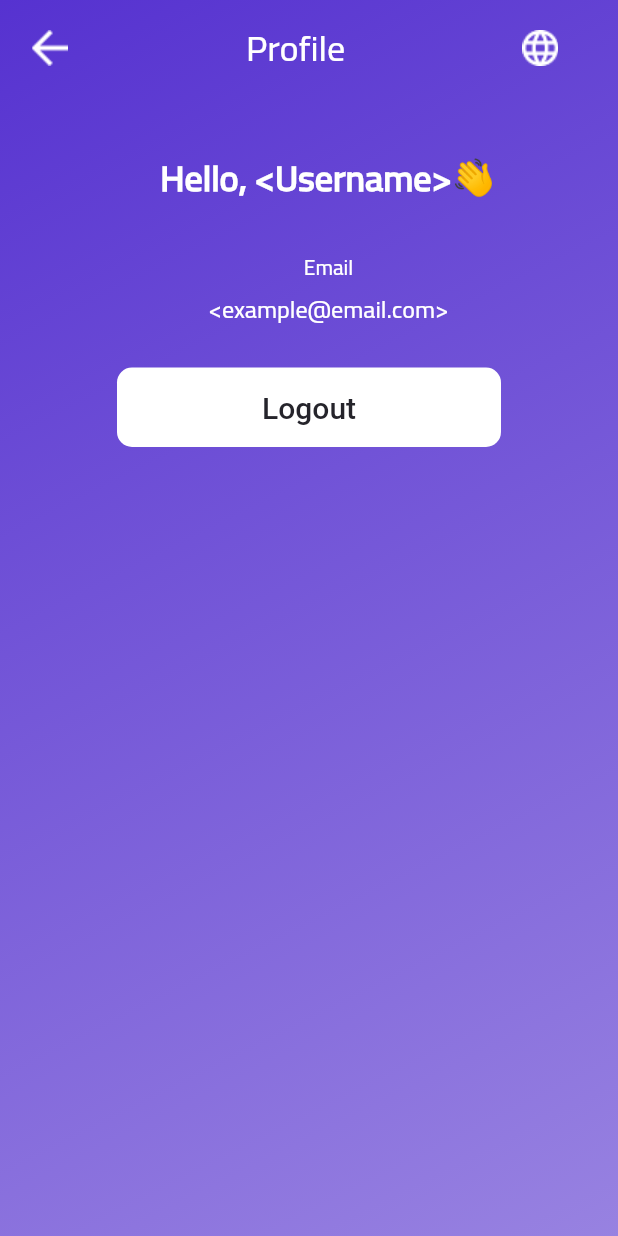
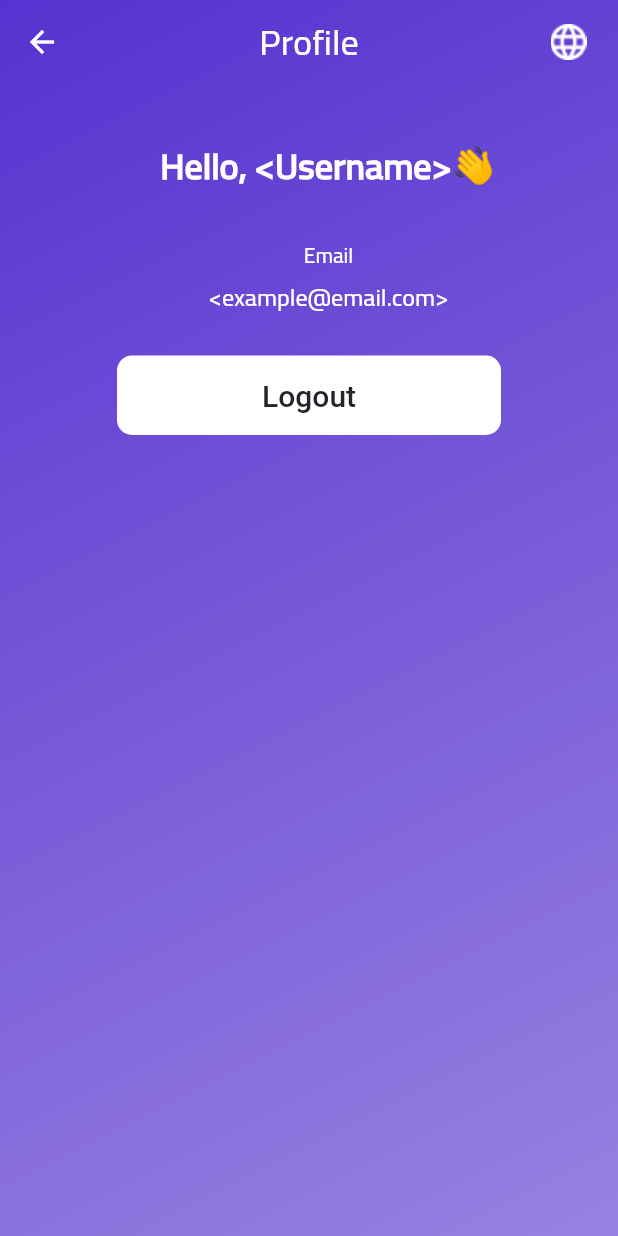
Before and after one commit to lectly/hearsome-client-user-mobile, a Flutter app: the ProfileScreen screen opened directly, on a phone screen of 412 x 824 dp. Run offline on Flutter 3.47's test engine with Material 2 defaults, Android fonts, the phone set to English and light mode, and no system bars; statements that could not run were skipped.

Commit message:
fix: app bar overflow
app bar overflowing because it's implemented as a Row widget instead of app bar widget

```diff
--- a/lib/src/widgets/app_bar_widget.dart
+++ b/lib/src/widgets/app_bar_widget.dart
@@ -1,41 +1,16 @@
 import 'package:flutter/material.dart';
-import 'package:lectly_client_user_mobile/src/widgets/dialog_button_widget.dart';
 import '../constants/colors.dart';
-import 'package:lectly_client_user_mobile/src/ui/splash/splash.dart';
 
-class Appbar extends StatefulWidget {
+class Appbar extends StatelessWidget {
   const Appbar({Key? key}) : super(key: key);
 
   @override
-  State<Appbar> createState() => _AppbarState();
-}
-
-class _AppbarState extends State<Appbar> {
-  @override
   Widget build(BuildContext context) {
-    double width = MediaQuery
-        .of(context)
-        .size
-        .width;
-    const SizedBox(height: 10.0,);
-    return Container(
-      color: AppColors.transparent,
-      height: 64,
-      width: width,
-      alignment: Alignment.center,
-
-      child: Row(
-        children: [
-          IconButton(
-            icon: Image.asset('assets/images/back.png'),
-            iconSize: 50,
-            onPressed: () {
-              Navigator.pushReplacement(context,
-                  MaterialPageRoute(builder: (context) => const SplashScreen()));
-            },
-          ),
-          const SizedBox(width: 98.0,),
-           Text(
+    return AppBar(
+      backgroundColor: AppColors.transparent,
+      elevation: 0,
+      centerTitle: true,
+      title: const Text(
         "Profile",
         textAlign: TextAlign.center,
         style: TextStyle(
@@ -44,19 +19,23 @@ class _AppbarState extends State<Appbar> {
           fontSize: 24.0,
         ),
       ),
-          const SizedBox(width: 97.0,),
+      actions: [
         IconButton(
           icon: Image.asset('assets/images/globe.png'),
           iconSize: 50,
           onPressed: () {
-              showDialog(context: context, builder: (BuildContext context){
-                return DialogButton();
-              });
+            // FIXME: WHEN THE DIALOG IS FIXED, ENABLE THIS PIECE OF CODE
+            // showDialog(
+            //     context: context,
+            //     builder: (BuildContext context) {
+            //       return const DialogButton();
+            //     });
           },
         ),
-
       ],
-      ),
+      // TODO: Update back button logic to support closing app
+      //  if end of history tree
+      leading: const BackButton(),
     );
   }
 }
```
Lines whose indentation alone changed are shown as unchanged.
